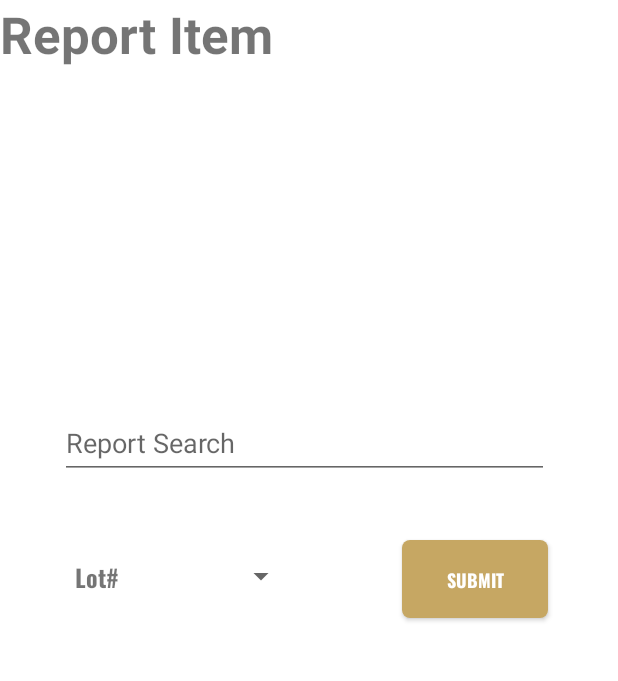
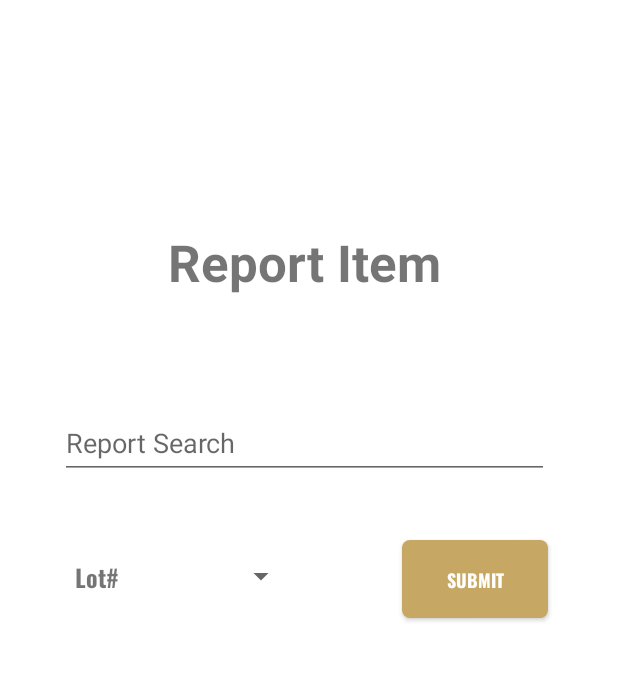
Before and after one commit to MBZ-0/TAAM-Collection-Management-App, an Android app: the fragment ReportItemFragment placed in its activity, on a phone screen of 412 x 824 dp, the part 61-742 px from its top. Run offline under Robolectric (Android 15) with nearby library versions, the phone set to English and light mode, and no system bars; our stand-ins replace Firebase (no records; nobody signed in at launch, a user with empty details on screens opened directly); pictures from the network do not load.

```diff
--- a/app/src/main/res/layout/report_item_fragment.xml
+++ b/app/src/main/res/layout/report_item_fragment.xml
@@ -59,12 +59,16 @@
     <TextView
         android:layout_width="wrap_content"
         android:layout_height="wrap_content"
+        android:layout_marginStart="112dp"
+        android:layout_marginTop="152dp"
         android:text="Report Item"
         android:textColorLink="#000000"
         android:textSize="34sp"
         android:textStyle="bold"
-        tools:layout_editor_absoluteX="115dp"
-        tools:layout_editor_absoluteY="123dp" />
+        app:layout_constraintLeft_toLeftOf="parent"
+        app:layout_constraintRight_toRightOf="parent"
+        app:layout_constraintStart_toStartOf="parent"
+        app:layout_constraintTop_toTopOf="parent" />
 
 
 </androidx.constraintlayout.widget.ConstraintLayout>
```
